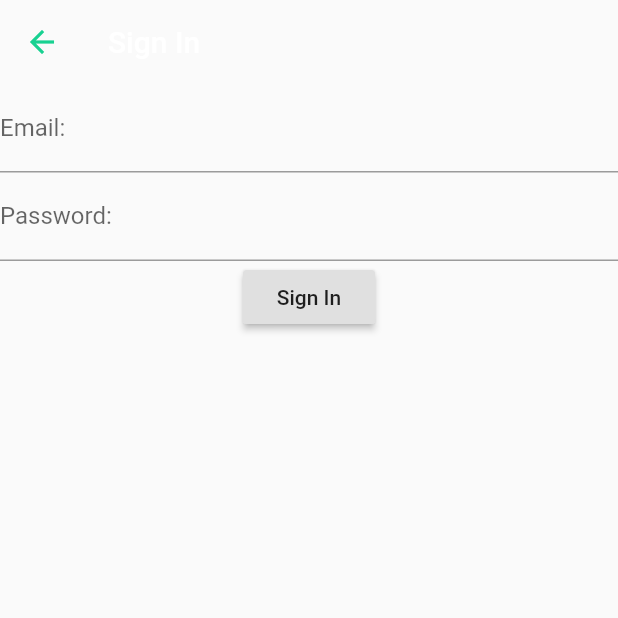
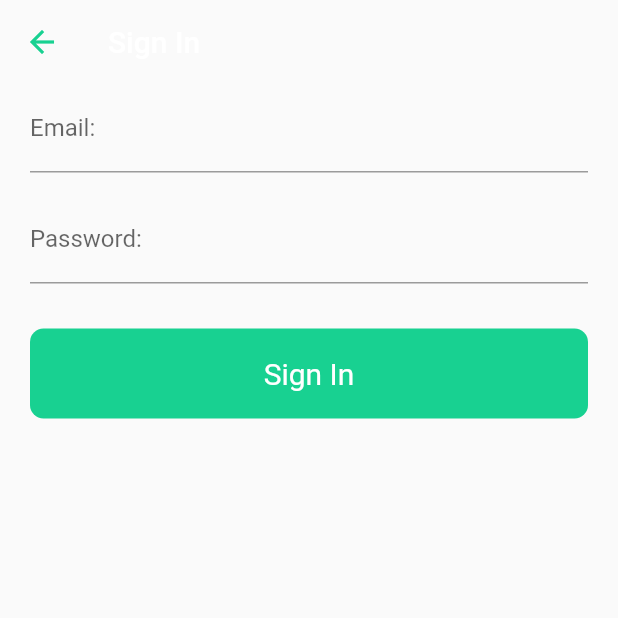
Before and after one commit to FFnewbeees/maga, a Flutter app: the screen it shows after launch, after a tap on "Sign In with Email", on a phone screen of 412 x 824 dp, the top half of it. Run offline on Flutter 3.47's test engine with Material 2 defaults, Android fonts, the phone set to English and light mode, and no system bars; our stand-ins replace firebase_auth; accounts and stored records are empty.

Commit message:
authentication done

```diff
--- a/lib/authentication/signIn.dart
+++ b/lib/authentication/signIn.dart
@@ -1,5 +1,6 @@
 import 'package:flutter/material.dart';
 import 'package:firebase_auth/firebase_auth.dart';
+import 'package:maga/authentication/signUp.dart';
 import '../pages/home.dart';
 
 class SignInPage extends StatefulWidget{
@@ -23,7 +24,9 @@ class _SignInPageState extends State<SignInPage>{
         key: _formKey,
         child: Column(
           children: <Widget>[
-            TextFormField(
+            Padding(
+              padding: const EdgeInsets.symmetric(vertical: 0.0, horizontal: 20.0),
+              child: TextFormField(
                 validator: (input){
                   if(input.isEmpty){
                     return 'Please type an email';
@@ -34,7 +37,13 @@ class _SignInPageState extends State<SignInPage>{
                   labelText: 'Email:'
                 ),
               ),
-            TextFormField(
+            ),
+            SizedBox(
+              height: 15.0,
+            ),
+            Padding(
+              padding: const EdgeInsets.symmetric(vertical: 0.0, horizontal: 20.0),
+              child: TextFormField(
                 validator: (input){
                   if(input.length < 6){
                     return 'Your password needs to be at least 6 characters';
@@ -46,10 +55,36 @@ class _SignInPageState extends State<SignInPage>{
                 ),
                 obscureText: true,
               ),
-            RaisedButton(
-              onPressed: signIn,
-              child: Text('Sign In'),
+            ),
+            SizedBox(
+              height: 20.0,
+            ),
+            Row(
+            mainAxisAlignment: MainAxisAlignment.center,
+            children: <Widget>[
+              Expanded(
+                child: Padding(
+                  padding: const EdgeInsets.only(
+                    left: 20.0, right: 20.0, top: 10.0),
+                    child: GestureDetector(
+                      onTap: signIn,
+                      child: Container(
+                        alignment: Alignment.center,
+                        height: 60.0,
+                        decoration: BoxDecoration(
+                          color: Color(0xFF18D191),
+                          borderRadius: BorderRadius.circular(9.0)),
+                        child: Text('Sign In',
+                          style: TextStyle(
+                            color: Colors.white, fontSize: 20.0),
+                            ),
+                        ),
+                    ),
+                ),
               )
+            ],
+          ),
+          Expanded(child: Column(children: <Widget>[],),)
           ],
         ),
       ),
@@ -60,8 +95,10 @@ void signIn() async{
     final formState = _formKey.currentState;
     if(formState.validate()){
       formState.save();
+      print("fk1");
       try{
-          FirebaseUser user = (await FirebaseAuth.instance.signInWithEmailAndPassword(email: _email, password: _password)) as FirebaseUser;
+          AuthResult result = await FirebaseAuth.instance.signInWithEmailAndPassword(email: _email, password: _password);
+          FirebaseUser user = result.user;
           Navigator.pushReplacement(
             context,
             MaterialPageRoute(builder: (context) => Home(user:user)));
```
Also changed, not shown: lib/authentication/signUp.dart (+35 -5 lines). Lines whose indentation alone changed are shown as unchanged.
